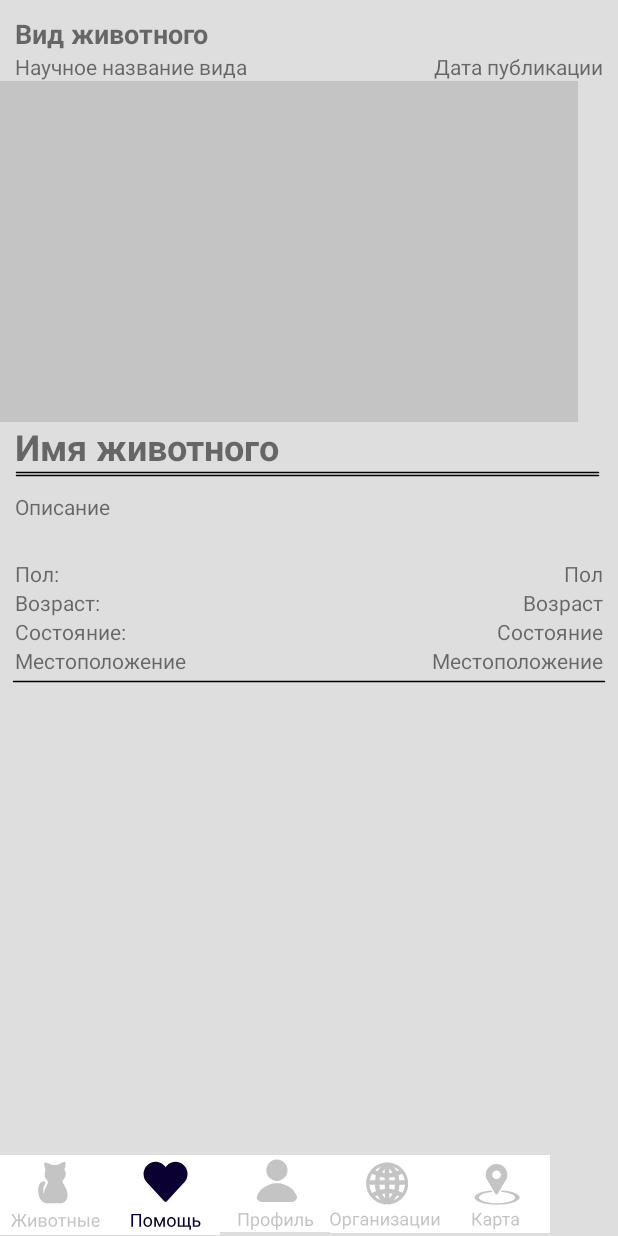
After one commit to okhromenko/UrbanEnviroment_Mobile, an Android app: the AmimalPage screen opened directly, with no data from a screen before it, on a phone screen of 412 x 824 dp. The commit adds this screen. Run offline under Robolectric (Android 15) with nearby library versions, the phone set to English and light mode, and no system bars.

Commit message:
added a animal page

```diff
--- a/app/src/main/AndroidManifest.xml
+++ b/app/src/main/AndroidManifest.xml
@@ -9,6 +9,12 @@
         android:roundIcon="@mipmap/ic_launcher_round"
         android:supportsRtl="true"
         android:theme="@style/Theme.UrbanEnviroment">
+        <activity
+            android:name=".HelpPage"
+            android:exported="false" />
+        <activity
+            android:name=".AmimalPage"
+            android:exported="false" />
         <activity
             android:name=".CardsMainActivity"
             android:exported="false" />
--- a/app/src/main/java/com/example/urbanenviroment/HelpActivity.java
+++ b/app/src/main/java/com/example/urbanenviroment/HelpActivity.java
@@ -32,6 +32,12 @@ public class HelpActivity extends AppCompatActivity {
         setContentView(R.layout.activity_help);
 
         List<Help> helpList = new ArrayList<>();
+        helpList.add(new Help(1, "Заповедный край", "img_org", "Еда", "Есть елки?\n" +
+                "Несите!", "03.03.2022", "В процессе"));
+        helpList.add(new Help(2, "Заповедный край", "img_org", "Вещи", "Есть вещи?\n" +
+                "Несите!", "03.03.2022", "Завершается"));
+        helpList.add(new Help(3, "Заповедный край", "img_org", "Волонтерство", "Есть свободные руки?\n" +
+                "Несите!", "03.03.2022", "Выполнено"));
         helpList.add(new Help(1, "Заповедный край", "img_org", "Еда", "Есть елки?\n" +
                 "Несите!", "03.03.2022", "В процессе"));
         helpList.add(new Help(2, "Заповедный край", "img_org", "Вещи", "Есть вещи?\n" +
--- /dev/null
+++ b/app/src/main/res/drawable/line_one.xml
@@ -0,0 +1,12 @@
+<vector xmlns:android="http://schemas.android.com/apk/res/android"
+    android:width="396dp"
+    android:height="2dp"
+    android:viewportWidth="396"
+    android:viewportHeight="2">
+  <path
+      android:strokeWidth="1"
+      android:pathData="M1,1L198,1L395,1"
+      android:fillColor="#00000000"
+      android:strokeColor="#000000"
+      android:strokeLineCap="round"/>
+</vector>
--- /dev/null
+++ b/app/src/main/res/drawable/line_two.xml
@@ -0,0 +1,18 @@
+<vector xmlns:android="http://schemas.android.com/apk/res/android"
+    android:width="390dp"
+    android:height="4dp"
+    android:viewportWidth="390"
+    android:viewportHeight="4">
+  <path
+      android:strokeWidth="1"
+      android:pathData="M1,1L195,1L389,1"
+      android:fillColor="#00000000"
+      android:strokeColor="#000000"
+      android:strokeLineCap="round"/>
+  <path
+      android:strokeWidth="1"
+      android:pathData="M1,3L195,3L389,3"
+      android:fillColor="#00000000"
+      android:strokeColor="#000000"
+      android:strokeLineCap="round"/>
+</vector>
--- /dev/null
+++ b/app/src/main/res/layout/activity_amimal_page.xml
@@ -0,0 +1,239 @@
+<?xml version="1.0" encoding="utf-8"?>
+<androidx.constraintlayout.widget.ConstraintLayout xmlns:android="http://schemas.android.com/apk/res/android"
+    xmlns:app="http://schemas.android.com/apk/res-auto"
+    xmlns:tools="http://schemas.android.com/tools"
+    android:layout_width="match_parent"
+    android:layout_height="match_parent"
+    android:background="@color/background"
+    tools:context=".AmimalPage">
+
+
+    <LinearLayout
+        android:id="@+id/linearLayout3"
+        android:layout_width="match_parent"
+        android:layout_height="wrap_content"
+        android:orientation="vertical"
+        app:layout_constraintBottom_toTopOf="@+id/linearLayout"
+        app:layout_constraintEnd_toEndOf="parent"
+        app:layout_constraintHorizontal_bias="0.0"
+        app:layout_constraintStart_toStartOf="parent"
+        app:layout_constraintTop_toTopOf="parent"
+        app:layout_constraintVertical_bias="0.0">
+
+        <TextView
+            android:id="@+id/kind_animal_page"
+            android:layout_width="match_parent"
+            android:layout_height="wrap_content"
+            android:layout_marginStart="10dp"
+            android:layout_marginTop="10dp"
+            android:text="Вид животного"
+            android:textSize="18sp"
+            android:textStyle="bold" />
+
+
+        <FrameLayout
+            android:layout_width="match_parent"
+            android:layout_height="wrap_content"
+            android:layout_marginStart="10dp"
+            android:layout_marginEnd="10dp">
+
+            <TextView
+                android:id="@+id/species_animal_page"
+                android:layout_width="wrap_content"
+                android:layout_height="wrap_content"
+                android:gravity="left"
+                android:text="Научное название вида" />
+
+            <TextView
+                android:id="@+id/data_animal_page"
+                android:layout_width="wrap_content"
+                android:layout_height="wrap_content"
+                android:layout_gravity="right"
+                android:text="Дата публикации" />
+        </FrameLayout>
+
+        <ImageView
+            android:id="@+id/imageView10"
+            android:layout_width="wrap_content"
+            android:layout_height="wrap_content"
+            app:srcCompat="@drawable/animal_item_img" />
+
+        <LinearLayout
+            android:layout_width="match_parent"
+            android:layout_height="wrap_content"
+            android:layout_marginStart="10dp"
+            android:layout_marginEnd="10dp"
+            android:orientation="vertical">
+
+            <TextView
+                android:id="@+id/name_animal_page"
+                android:layout_width="wrap_content"
+                android:layout_height="wrap_content"
+                android:text="Имя животного"
+                android:textSize="24sp"
+                android:textStyle="bold" />
+
+            <ImageView
+                android:id="@+id/imageView11"
+                android:layout_width="wrap_content"
+                android:layout_height="wrap_content"
+                android:layout_marginBottom="10dp"
+                app:srcCompat="@drawable/line_two" />
+
+            <TextView
+                android:id="@+id/description_animal_page"
+                android:layout_width="wrap_content"
+                android:layout_height="wrap_content"
+                android:layout_marginBottom="25dp"
+                android:text="Описание" />
+
+            <FrameLayout
+                android:layout_width="match_parent"
+                android:layout_height="wrap_content">
+
+                <TextView
+                    android:layout_width="wrap_content"
+                    android:layout_height="wrap_content"
+                    android:layout_gravity="left"
+                    android:text="Пол:" />
+
+                <TextView
+                    android:id="@+id/sex_animal_page"
+                    android:layout_width="wrap_content"
+                    android:layout_height="wrap_content"
+                    android:layout_gravity="right"
+                    android:text="Пол" />
+
+            </FrameLayout>
+
+            <FrameLayout
+                android:layout_width="match_parent"
+                android:layout_height="wrap_content">
+
+                <TextView
+                    android:layout_width="wrap_content"
+                    android:layout_height="wrap_content"
+                    android:layout_gravity="left"
+                    android:text="Возраст:" />
+
+                <TextView
+                    android:id="@+id/age_animal_page"
+                    android:layout_width="wrap_content"
+                    android:layout_height="wrap_content"
+                    android:layout_gravity="right"
+                    android:text="Возраст" />
+
+            </FrameLayout>
+
+            <FrameLayout
+                android:layout_width="match_parent"
+                android:layout_height="wrap_content">
+
+                <TextView
+                    android:layout_width="wrap_content"
+                    android:layout_height="wrap_content"
+                    android:layout_gravity="left"
+                    android:text="Состояние:" />
+
+                <TextView
+                    android:id="@+id/state_animal_page"
+                    android:layout_width="wrap_content"
+                    android:layout_height="wrap_content"
+                    android:layout_gravity="right"
+                    android:text="Состояние" />
+
+            </FrameLayout>
+
+            <FrameLayout
+                android:layout_width="match_parent"
+                android:layout_height="wrap_content"
+                android:layout_marginBottom="3dp">
+
+                <TextView
+                    android:layout_width="wrap_content"
+                    android:layout_height="wrap_content"
+                    android:layout_gravity="left"
+                    android:text="Местоположение" />
+
+                <TextView
+                    android:id="@+id/org_animal_page"
+                    android:layout_width="wrap_content"
+                    android:layout_height="wrap_content"
+                    android:layout_gravity="right"
+                    android:text="Местоположение" />
+            </FrameLayout>
+
+        </LinearLayout>
+
+        <ImageView
+            android:id="@+id/imageView12"
+            android:layout_width="match_parent"
+            android:layout_height="wrap_content"
+            android:layout_marginStart="5dp"
+            android:layout_marginEnd="5dp"
+            app:srcCompat="@drawable/line_one" />
+    </LinearLayout>
+
+    <androidx.recyclerview.widget.RecyclerView
+        android:layout_width="match_parent"
+        android:layout_height="0dp"
+        android:layout_marginTop="10dp"
+        app:layout_constraintBottom_toTopOf="@+id/linearLayout"
+        app:layout_constraintEnd_toEndOf="parent"
+        app:layout_constraintStart_toStartOf="parent"
+        app:layout_constraintTop_toBottomOf="@+id/linearLayout3" />
+
+    <LinearLayout
+        android:id="@+id/linearLayout"
+        android:layout_width="match_parent"
+        android:layout_height="54dp"
+        android:orientation="horizontal"
+        app:layout_constraintBottom_toBottomOf="parent"
+        app:layout_constraintEnd_toEndOf="parent"
+        app:layout_constraintHorizontal_bias="1.0"
+        app:layout_constraintStart_toStartOf="parent"
+        app:layout_constraintTop_toTopOf="parent"
+        app:layout_constraintVertical_bias="1.0">
+
+        <ImageButton
+            android:layout_width="73dp"
+            android:layout_height="wrap_content"
+            android:background="@color/white"
+            android:contentDescription="@string/app_name"
+            android:onClick="animals"
+            android:src="@drawable/menu_animal_ex" />
+
+        <ImageButton
+            android:layout_width="73dp"
+            android:layout_height="wrap_content"
+            android:background="@color/white"
+            android:contentDescription="@string/app_name"
+            android:onClick="help"
+            android:src="@drawable/menu_help" />
+
+        <ImageButton
+            android:layout_width="73dp"
+            android:layout_height="wrap_content"
+            android:background="@color/white"
+            android:contentDescription="@string/app_name"
+            android:onClick="authorization"
+            android:src="@drawable/menu_profile_ex" />
+
+        <ImageButton
+            android:layout_width="73dp"
+            android:layout_height="wrap_content"
+            android:background="@color/white"
+            android:contentDescription="@string/app_name"
+            android:onClick="organization"
+            android:src="@drawable/menu_organization_ex" />
+
+        <ImageButton
+            android:layout_width="73dp"
+            android:layout_height="wrap_content"
+            android:background="@color/white"
+            android:contentDescription="@string/app_name"
+            android:onClick="map"
+            android:src="@drawable/menu_map_ex" />
+    </LinearLayout>
+
+</androidx.constraintlayout.widget.ConstraintLayout>
```
Also changed, not shown: app/src/main/java/com/example/urbanenviroment/AmimalPage.java (added, +48 -0 lines), app/src/main/java/com/example/urbanenviroment/HelpPage.java (added, +48 -0 lines), app/src/main/java/com/example/urbanenviroment/adapter/AnimalsAdapter.java (+9 -0 lines), app/src/main/res/layout/activity_help.xml (+58 -60 lines), app/src/main/res/layout/activity_help_page.xml (added, +9 -0 lines).
